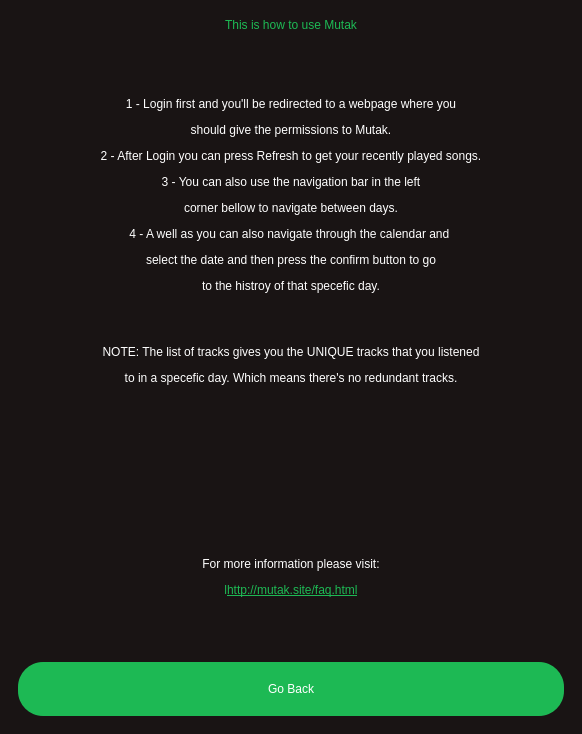
ahmed-debbech/mutak, file mutak/mainwindow.ui: the form before one commit.
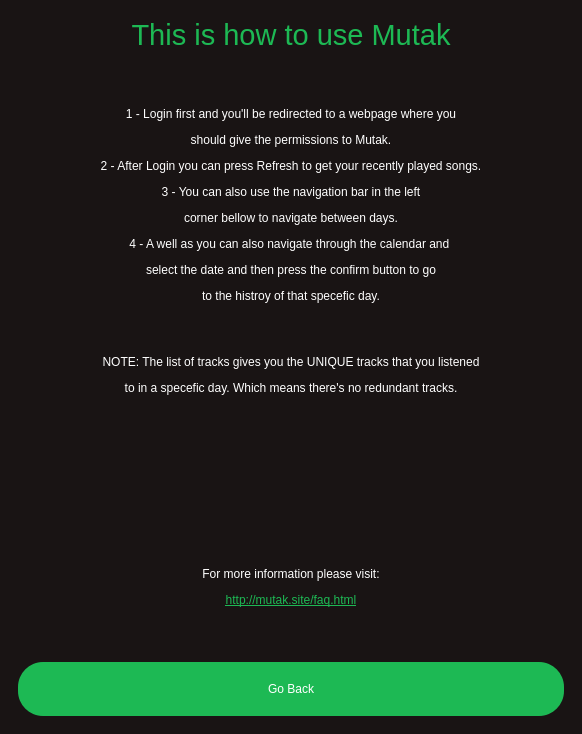
The form after the commit. The open tabs and pages were chosen to show the change.

```diff
--- a/mutak/mainwindow.ui
+++ b/mutak/mainwindow.ui
@@ -1003,7 +1003,7 @@
 </string>
           </property>
           <property name="text">
-           <string>&lt;html&gt;&lt;head/&gt;&lt;body&gt;&lt;p align=&quot;center&quot;&gt;This is how to use Mutak&lt;/p&gt;&lt;/body&gt;&lt;/html&gt;</string>
+           <string>&lt;html&gt;&lt;head/&gt;&lt;body&gt;&lt;p align=&quot;center&quot;&gt;&lt;span style=&quot; font-size:22pt;&quot;&gt;This is how to use Mutak&lt;/span&gt;&lt;/p&gt;&lt;/body&gt;&lt;/html&gt;</string>
           </property>
          </widget>
         </item>
@@ -1028,7 +1028,7 @@
 </string>
           </property>
           <property name="text">
-           <string>&lt;html&gt;&lt;head/&gt;&lt;body&gt;&lt;p align=&quot;center&quot;&gt;1 - Login first and you'll be redirected to a webpage where you&lt;/p&gt;&lt;p align=&quot;center&quot;&gt;should give the permissions to Mutak.&lt;/p&gt;&lt;p align=&quot;center&quot;&gt;2 - After Login you can press Refresh to get your recently played songs.&lt;/p&gt;&lt;p align=&quot;center&quot;&gt;3 - You can also use the navigation bar in the left&lt;/p&gt;&lt;p align=&quot;center&quot;&gt;corner bellow to navigate between days.&lt;/p&gt;&lt;p align=&quot;center&quot;&gt;4 - A well as you can also navigate through the calendar and &lt;/p&gt;&lt;p align=&quot;center&quot;&gt;select the date and then press the confirm button to go&lt;/p&gt;&lt;p align=&quot;center&quot;&gt;to the histroy of that specefic day.&lt;/p&gt;&lt;p align=&quot;center&quot;&gt;&lt;br/&gt;&lt;/p&gt;&lt;p align=&quot;center&quot;&gt;NOTE: The list of tracks gives you the UNIQUE tracks that you listened&lt;/p&gt;&lt;p align=&quot;center&quot;&gt;to in a specefic day. Which means there's no redundant tracks.&lt;/p&gt;&lt;p align=&quot;center&quot;&gt;&lt;br/&gt;&lt;/p&gt;&lt;p align=&quot;center&quot;&gt;&lt;br/&gt;&lt;/p&gt;&lt;p align=&quot;center&quot;&gt;&lt;br/&gt;&lt;/p&gt;&lt;p align=&quot;center&quot;&gt;&lt;br/&gt;&lt;/p&gt;&lt;p align=&quot;center&quot;&gt;For more information please visit:&lt;/p&gt;&lt;p align=&quot;center&quot;&gt;&lt;span style=&quot; color:#1db954;&quot;&gt;l&lt;/span&gt;&lt;a href=&quot;http://mutak.site/faq.html&quot;&gt;&lt;span style=&quot; text-decoration: underline; color:#1db954;&quot;&gt;http://mutak.site/faq.html&lt;/span&gt;&lt;/a&gt;&lt;/p&gt;&lt;/body&gt;&lt;/html&gt;</string>
+           <string>&lt;html&gt;&lt;head/&gt;&lt;body&gt;&lt;p align=&quot;center&quot;&gt;1 - Login first and you'll be redirected to a webpage where you&lt;/p&gt;&lt;p align=&quot;center&quot;&gt;should give the permissions to Mutak.&lt;/p&gt;&lt;p align=&quot;center&quot;&gt;2 - After Login you can press Refresh to get your recently played songs.&lt;/p&gt;&lt;p align=&quot;center&quot;&gt;3 - You can also use the navigation bar in the left&lt;/p&gt;&lt;p align=&quot;center&quot;&gt;corner bellow to navigate between days.&lt;/p&gt;&lt;p align=&quot;center&quot;&gt;4 - A well as you can also navigate through the calendar and &lt;/p&gt;&lt;p align=&quot;center&quot;&gt;select the date and then press the confirm button to go&lt;/p&gt;&lt;p align=&quot;center&quot;&gt;to the histroy of that specefic day.&lt;/p&gt;&lt;p align=&quot;center&quot;&gt;&lt;br/&gt;&lt;/p&gt;&lt;p align=&quot;center&quot;&gt;NOTE: The list of tracks gives you the UNIQUE tracks that you listened&lt;/p&gt;&lt;p align=&quot;center&quot;&gt;to in a specefic day. Which means there's no redundant tracks.&lt;/p&gt;&lt;p align=&quot;center&quot;&gt;&lt;br/&gt;&lt;/p&gt;&lt;p align=&quot;center&quot;&gt;&lt;br/&gt;&lt;/p&gt;&lt;p align=&quot;center&quot;&gt;&lt;br/&gt;&lt;/p&gt;&lt;p align=&quot;center&quot;&gt;&lt;br/&gt;&lt;/p&gt;&lt;p align=&quot;center&quot;&gt;For more information please visit:&lt;/p&gt;&lt;p align=&quot;center&quot;&gt;&lt;a href=&quot;http://mutak.site/faq.html&quot;&gt;&lt;span style=&quot; text-decoration: underline; color:#1db954;&quot;&gt;http://mutak.site/faq.html&lt;/span&gt;&lt;/a&gt;&lt;/p&gt;&lt;/body&gt;&lt;/html&gt;</string>
           </property>
          </widget>
         </item>
```
Left out of the diff: 2 changed lines with no effect on the pictures.
